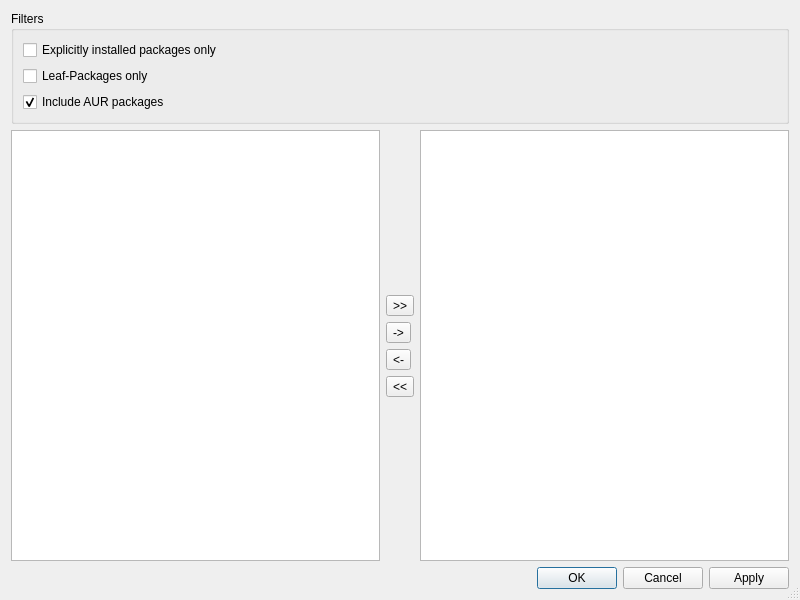
This is gui/mainwindow.ui in Baum42/paxchange as Qt 5 draws it before an edit. The edited form follows.
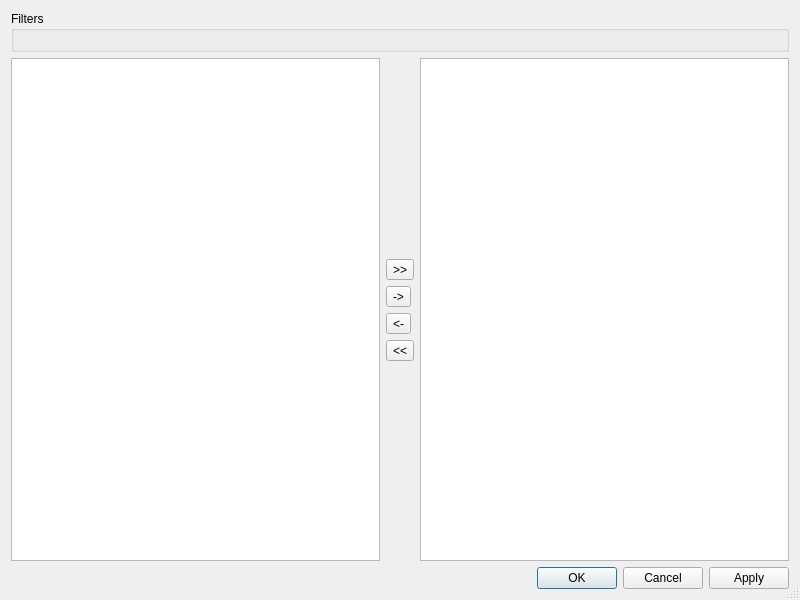
This is the edited form. Icons and pictures are not drawn.

```diff
--- a/gui/mainwindow.ui
+++ b/gui/mainwindow.ui
@@ -22,32 +22,7 @@
      <property name="title">
       <string>Filters</string>
      </property>
-     <layout class="QVBoxLayout" name="verticalLayout_2">
-      <item>
-       <widget class="QCheckBox" name="explicitCheckbox">
-        <property name="text">
-         <string>Explicitly installed packages only</string>
-        </property>
-       </widget>
-      </item>
-      <item>
-       <widget class="QCheckBox" name="leafCheckbox">
-        <property name="text">
-         <string>Leaf-Packages only</string>
-        </property>
-       </widget>
-      </item>
-      <item>
-       <widget class="QCheckBox" name="aurCheckbox">
-        <property name="text">
-         <string>Include AUR packages</string>
-        </property>
-        <property name="checked">
-         <bool>true</bool>
-        </property>
-       </widget>
-      </item>
-     </layout>
+     <layout class="QVBoxLayout" name="checkLayout"/>
     </widget>
    </item>
    <item>
```
